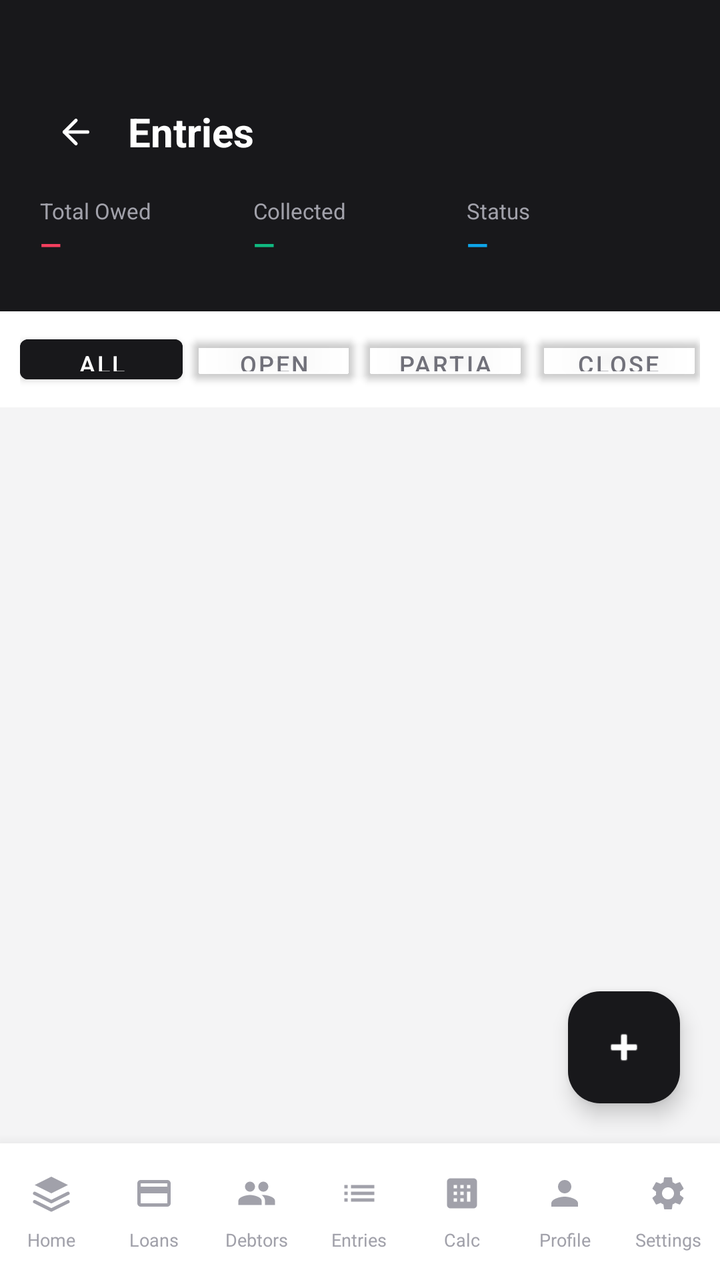
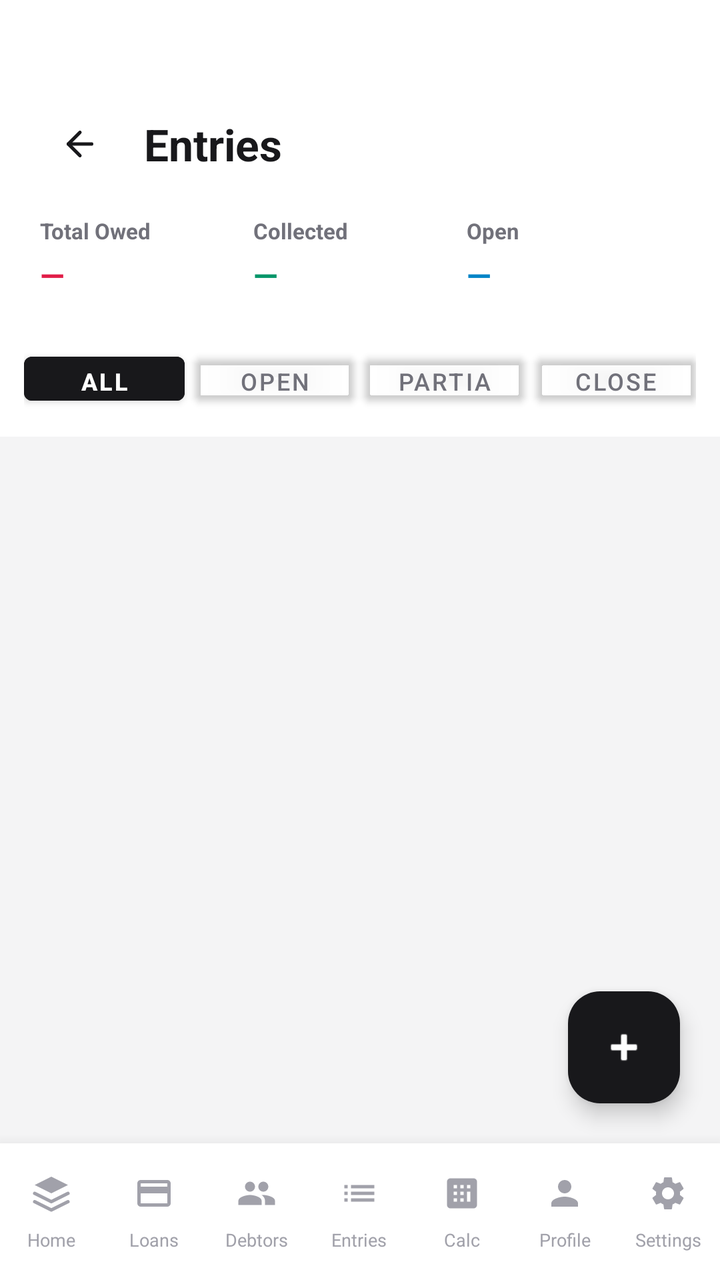

The first picture is an Android layout as it rendered before a commit; the second is the same layout after the commit. The layout source and the unified diff follow.
<!-- AndroidManifest.xml: application theme Theme.LoanBuddy -->
<!-- res/layout/activity_entries.xml -->
<?xml version="1.0" encoding="utf-8"?>
<LinearLayout xmlns:android="http://schemas.android.com/apk/res/android"
    xmlns:app="http://schemas.android.com/apk/res-auto"
    android:layout_width="match_parent"
    android:layout_height="match_parent"
    android:background="@color/bg_page"
    android:orientation="vertical">

<androidx.coordinatorlayout.widget.CoordinatorLayout
    android:layout_width="match_parent"
    android:layout_height="0dp"
    android:layout_weight="1">

    <LinearLayout
        android:layout_width="match_parent"
        android:layout_height="match_parent"
        android:orientation="vertical">

        
        <LinearLayout
            android:layout_width="match_parent"
            android:layout_height="wrap_content"
            android:background="@color/zinc_900"
            android:orientation="vertical"
            android:paddingHorizontal="20dp"
            android:paddingTop="48dp"
            android:paddingBottom="24dp">

            <LinearLayout
                android:layout_width="match_parent"
                android:layout_height="wrap_content"
                android:gravity="center_vertical"
                android:orientation="horizontal">

                <ImageButton
                    android:id="@+id/back_button"
                    android:layout_width="36dp"
                    android:layout_height="36dp"
                    android:background="?attr/selectableItemBackgroundBorderless"
                    android:src="@drawable/ic_arrow_left"
                    android:contentDescription="Back"
                    app:tint="@color/white" />

                <TextView
                    android:layout_width="0dp"
                    android:layout_height="wrap_content"
                    android:layout_weight="1"
                    android:layout_marginStart="8dp"
                    android:text="@string/entries_title"
                    android:textColor="@color/white"
                    android:textSize="20sp"
                    android:textStyle="bold" />

                <ProgressBar
                    android:id="@+id/progress_bar"
                    android:layout_width="24dp"
                    android:layout_height="24dp"
                    android:visibility="gone" />
            </LinearLayout>

            
            <LinearLayout
                android:layout_width="match_parent"
                android:layout_height="wrap_content"
                android:layout_marginTop="14dp"
                android:weightSum="3">

                <LinearLayout android:layout_width="0dp" android:layout_height="wrap_content" android:layout_weight="1" android:orientation="vertical">
                    <TextView android:layout_width="wrap_content" android:layout_height="wrap_content" android:text="Total Owed" android:textColor="@color/zinc_400" android:textSize="11sp" />
                    <TextView android:id="@+id/total_owed" android:layout_width="wrap_content" android:layout_height="wrap_content" android:text="—" android:textColor="@color/rose_500" android:textSize="14sp" android:textStyle="bold" />
                </LinearLayout>

                <LinearLayout android:layout_width="0dp" android:layout_height="wrap_content" android:layout_weight="1" android:orientation="vertical">
                    <TextView android:layout_width="wrap_content" android:layout_height="wrap_content" android:text="Collected" android:textColor="@color/zinc_400" android:textSize="11sp" />
                    <TextView android:id="@+id/total_collected" android:layout_width="wrap_content" android:layout_height="wrap_content" android:text="—" android:textColor="@color/emerald_500" android:textSize="14sp" android:textStyle="bold" />
                </LinearLayout>

                <LinearLayout android:layout_width="0dp" android:layout_height="wrap_content" android:layout_weight="1" android:orientation="vertical">
                    <TextView android:layout_width="wrap_content" android:layout_height="wrap_content" android:text="Status" android:textColor="@color/zinc_400" android:textSize="11sp" />
                    <TextView android:id="@+id/open_count" android:layout_width="wrap_content" android:layout_height="wrap_content" android:text="—" android:textColor="@color/sky_500" android:textSize="14sp" android:textStyle="bold" />
                </LinearLayout>
            </LinearLayout>
        </LinearLayout>

        
        <LinearLayout
            android:layout_width="match_parent"
            android:layout_height="wrap_content"
            android:background="@color/bg_card"
            android:orientation="horizontal"
            android:paddingHorizontal="10dp"
            android:paddingVertical="8dp">

            <Button android:id="@+id/filter_all" android:layout_width="0dp" android:layout_height="32dp" android:layout_weight="1" android:layout_marginEnd="3dp"
                android:backgroundTint="@color/zinc_900" android:text="All" android:textColor="@color/white" android:textSize="12sp" style="@style/Widget.MaterialComponents.Button" />
            <Button android:id="@+id/filter_open" android:layout_width="0dp" android:layout_height="32dp" android:layout_weight="1" android:layout_marginHorizontal="2dp"
                android:backgroundTint="@android:color/transparent" android:text="Open" android:textColor="@color/zinc_500" android:textSize="12sp" style="@style/Widget.MaterialComponents.Button" />
            <Button android:id="@+id/filter_partial" android:layout_width="0dp" android:layout_height="32dp" android:layout_weight="1" android:layout_marginHorizontal="2dp"
                android:backgroundTint="@android:color/transparent" android:text="Partial" android:textColor="@color/zinc_500" android:textSize="12sp" style="@style/Widget.MaterialComponents.Button" />
            <Button android:id="@+id/filter_closed" android:layout_width="0dp" android:layout_height="32dp" android:layout_weight="1" android:layout_marginStart="3dp"
                android:backgroundTint="@android:color/transparent" android:text="Closed" android:textColor="@color/zinc_500" android:textSize="12sp" style="@style/Widget.MaterialComponents.Button" />
        </LinearLayout>

        <TextView
            android:id="@+id/empty_text"
            android:layout_width="match_parent"
            android:layout_height="wrap_content"
            android:layout_marginTop="48dp"
            android:gravity="center"
            android:text="No entries yet. Tap + to add one."
            android:textColor="@color/zinc_400"
            android:textSize="14sp"
            android:visibility="gone" />

        <androidx.recyclerview.widget.RecyclerView
            android:id="@+id/recycler_view"
            android:layout_width="match_parent"
            android:layout_height="0dp"
            android:layout_weight="1"
            android:paddingTop="8dp"
            android:paddingBottom="80dp"
            android:clipToPadding="false" />

    </LinearLayout>

    <com.google.android.material.floatingactionbutton.FloatingActionButton
        android:id="@+id/fab_add_entry"
        android:layout_width="wrap_content"
        android:layout_height="wrap_content"
        android:layout_gravity="bottom|end"
        android:layout_margin="20dp"
        android:layout_marginBottom="80dp"
        android:backgroundTint="@color/zinc_900"
        android:contentDescription="Add Entry"
        android:src="@android:drawable/ic_input_add"
        app:tint="@color/white" />

</androidx.coordinatorlayout.widget.CoordinatorLayout>

<include layout="@layout/layout_bottom_nav" />

</LinearLayout>
<!-- res/layout/layout_bottom_nav.xml (included above) -->
<?xml version="1.0" encoding="utf-8"?>
<LinearLayout xmlns:android="http://schemas.android.com/apk/res/android"
    xmlns:app="http://schemas.android.com/apk/res-auto"
    android:id="@+id/bottom_nav_container"
    android:layout_width="match_parent"
    android:layout_height="wrap_content"
    android:background="@color/white"
    android:elevation="12dp"
    android:orientation="horizontal"
    android:paddingTop="8dp"
    android:paddingBottom="12dp">

    
    <LinearLayout android:id="@+id/nav_home" android:layout_width="0dp" android:layout_height="wrap_content"
        android:layout_weight="1" android:gravity="center" android:orientation="vertical" android:padding="2dp">
        <FrameLayout android:id="@+id/nav_bg_home" android:layout_width="44dp" android:layout_height="30dp" android:gravity="center">
            <ImageView android:id="@+id/nav_icon_home" android:layout_width="20dp" android:layout_height="20dp"
                android:layout_gravity="center" android:src="@drawable/ic_home" app:tint="@color/zinc_400" />
        </FrameLayout>
        <TextView android:id="@+id/nav_label_home" android:layout_width="wrap_content" android:layout_height="wrap_content"
            android:text="Home" android:textSize="9sp" android:textColor="@color/zinc_400" android:layout_marginTop="2dp" />
    </LinearLayout>

    
    <LinearLayout android:id="@+id/nav_loans" android:layout_width="0dp" android:layout_height="wrap_content"
        android:layout_weight="1" android:gravity="center" android:orientation="vertical" android:padding="2dp">
        <FrameLayout android:id="@+id/nav_bg_loans" android:layout_width="44dp" android:layout_height="30dp" android:gravity="center">
            <ImageView android:id="@+id/nav_icon_loans" android:layout_width="20dp" android:layout_height="20dp"
                android:layout_gravity="center" android:src="@drawable/ic_loans" app:tint="@color/zinc_400" />
        </FrameLayout>
        <TextView android:id="@+id/nav_label_loans" android:layout_width="wrap_content" android:layout_height="wrap_content"
            android:text="Loans" android:textSize="9sp" android:textColor="@color/zinc_400" android:layout_marginTop="2dp" />
    </LinearLayout>

    
    <LinearLayout android:id="@+id/nav_debtors" android:layout_width="0dp" android:layout_height="wrap_content"
        android:layout_weight="1" android:gravity="center" android:orientation="vertical" android:padding="2dp">
        <FrameLayout android:id="@+id/nav_bg_debtors" android:layout_width="44dp" android:layout_height="30dp" android:gravity="center">
            <ImageView android:id="@+id/nav_icon_debtors" android:layout_width="20dp" android:layout_height="20dp"
                android:layout_gravity="center" android:src="@drawable/ic_debtors" app:tint="@color/zinc_400" />
        </FrameLayout>
        <TextView android:id="@+id/nav_label_debtors" android:layout_width="wrap_content" android:layout_height="wrap_content"
            android:text="Debtors" android:textSize="9sp" android:textColor="@color/zinc_400" android:layout_marginTop="2dp" />
    </LinearLayout>

    
    <LinearLayout android:id="@+id/nav_entries" android:layout_width="0dp" android:layout_height="wrap_content"
        android:layout_weight="1" android:gravity="center" android:orientation="vertical" android:padding="2dp">
        <FrameLayout android:id="@+id/nav_bg_entries" android:layout_width="44dp" android:layout_height="30dp" android:gravity="center">
            <ImageView android:id="@+id/nav_icon_entries" android:layout_width="20dp" android:layout_height="20dp"
                android:layout_gravity="center" android:src="@drawable/ic_entries" app:tint="@color/zinc_400" />
        </FrameLayout>
        <TextView android:id="@+id/nav_label_entries" android:layout_width="wrap_content" android:layout_height="wrap_content"
            android:text="Entries" android:textSize="9sp" android:textColor="@color/zinc_400" android:layout_marginTop="2dp" />
    </LinearLayout>

    
    <LinearLayout android:id="@+id/nav_calc" android:layout_width="0dp" android:layout_height="wrap_content"
        android:layout_weight="1" android:gravity="center" android:orientation="vertical" android:padding="2dp">
        <FrameLayout android:id="@+id/nav_bg_calc" android:layout_width="44dp" android:layout_height="30dp" android:gravity="center">
            <ImageView android:id="@+id/nav_icon_calc" android:layout_width="20dp" android:layout_height="20dp"
                android:layout_gravity="center" android:src="@drawable/ic_calc" app:tint="@color/zinc_400" />
        </FrameLayout>
        <TextView android:id="@+id/nav_label_calc" android:layout_width="wrap_content" android:layout_height="wrap_content"
            android:text="Calc" android:textSize="9sp" android:textColor="@color/zinc_400" android:layout_marginTop="2dp" />
    </LinearLayout>

    
    <LinearLayout android:id="@+id/nav_profile" android:layout_width="0dp" android:layout_height="wrap_content"
        android:layout_weight="1" android:gravity="center" android:orientation="vertical" android:padding="2dp">
        <FrameLayout android:id="@+id/nav_bg_profile" android:layout_width="44dp" android:layout_height="30dp" android:gravity="center">
            <ImageView android:id="@+id/nav_icon_profile" android:layout_width="20dp" android:layout_height="20dp"
                android:layout_gravity="center" android:src="@drawable/ic_user" app:tint="@color/zinc_400" />
        </FrameLayout>
        <TextView android:id="@+id/nav_label_profile" android:layout_width="wrap_content" android:layout_height="wrap_content"
            android:text="Profile" android:textSize="9sp" android:textColor="@color/zinc_400" android:layout_marginTop="2dp" />
    </LinearLayout>

    
    <LinearLayout android:id="@+id/nav_settings" android:layout_width="0dp" android:layout_height="wrap_content"
        android:layout_weight="1" android:gravity="center" android:orientation="vertical" android:padding="2dp">
        <FrameLayout android:id="@+id/nav_bg_settings" android:layout_width="44dp" android:layout_height="30dp" android:gravity="center">
            <ImageView android:id="@+id/nav_icon_settings" android:layout_width="20dp" android:layout_height="20dp"
                android:layout_gravity="center" android:src="@drawable/ic_settings" app:tint="@color/zinc_400" />
        </FrameLayout>
        <TextView android:id="@+id/nav_label_settings" android:layout_width="wrap_content" android:layout_height="wrap_content"
            android:text="Settings" android:textSize="9sp" android:textColor="@color/zinc_400" android:layout_marginTop="2dp" />
    </LinearLayout>

</LinearLayout>
<!-- resources referenced by this layout -->
<resources>
  <color name="bg_card">#FFFFFF</color>
  <color name="bg_page">#F4F4F5</color>
  <color name="emerald_500">#10B981</color>
  <color name="rose_500">#F43F5E</color>
  <color name="sky_500">#0EA5E9</color>
  <color name="white">#FFFFFFFF</color>
  <color name="zinc_400">#A1A1AA</color>
  <color name="zinc_500">#71717A</color>
  <color name="zinc_900">#18181B</color>
  <!-- drawable ic_arrow_left (drawable) -->
  <?xml version="1.0" encoding="utf-8"?>
  <vector xmlns:android="http://schemas.android.com/apk/res/android"
      android:width="20dp"
      android:height="20dp"
      android:viewportWidth="24"
      android:viewportHeight="24">
      <path
          android:pathData="M19,12H5"
          android:strokeWidth="2"
          android:strokeColor="#18181B"
          android:strokeLineCap="round"
          android:strokeLineJoin="round" />
      <path
          android:pathData="M12,19L5,12L12,5"
          android:strokeWidth="2"
          android:strokeColor="#18181B"
          android:strokeLineCap="round"
          android:strokeLineJoin="round" />
  </vector>
  <!-- drawable ic_calc (drawable) -->
  <?xml version="1.0" encoding="utf-8"?>
  <vector xmlns:android="http://schemas.android.com/apk/res/android"
      android:viewportWidth="24"
      android:viewportHeight="24"
      android:width="24dp"
      android:height="24dp">
      <path
          android:fillColor="#000000"
          android:pathData="M19,3H5C3.9,3 3,3.9 3,5v14c0,1.1 0.9,2 2,2h14c1.1,0 2,-0.9 2,-2V5C21,3.9 20.1,3 19,3zM9,17H7v-2h2v2zM9,13H7v-2h2v2zM9,9H7V7h2v2zM13,17h-2v-2h2v2zM13,13h-2v-2h2v2zM13,9h-2V7h2v2zM17,17h-2v-6h2v6zM17,9h-2V7h2v2z" />
  </vector>
  <!-- drawable ic_debtors (drawable) -->
  <?xml version="1.0" encoding="utf-8"?>
  <vector xmlns:android="http://schemas.android.com/apk/res/android"
      android:viewportWidth="24"
      android:viewportHeight="24"
      android:width="24dp"
      android:height="24dp">
      <path
          android:fillColor="#000000"
          android:pathData="M16,11c1.66,0 2.99,-1.34 2.99,-3S17.66,5 16,5c-1.66,0 -3,1.34 -3,3s1.34,3 3,3zM8,11c1.66,0 2.99,-1.34 2.99,-3S9.66,5 8,5C6.34,5 5,6.34 5,8s1.34,3 3,3zM8,13c-2.33,0 -7,1.17 -7,3.5V19h14v-2.5C15,14.17 10.33,13 8,13zM16,13c-0.29,0 -0.62,0.02 -0.97,0.05 1.16,0.84 1.97,1.97 1.97,3.45V19h6v-2.5C23,14.17 18.33,13 16,13z" />
  </vector>
  <!-- drawable ic_entries (drawable) -->
  <?xml version="1.0" encoding="utf-8"?>
  <vector xmlns:android="http://schemas.android.com/apk/res/android"
      android:viewportWidth="24"
      android:viewportHeight="24"
      android:width="24dp"
      android:height="24dp">
      <path
          android:fillColor="#000000"
          android:pathData="M3,13h2v-2H3v2zM3,17h2v-2H3v2zM3,9h2V7H3v2zM7,13h14v-2H7v2zM7,17h14v-2H7v2zM7,7v2h14V7H7z" />
  </vector>
  <!-- drawable ic_loans (drawable) -->
  <?xml version="1.0" encoding="utf-8"?>
  <vector xmlns:android="http://schemas.android.com/apk/res/android"
      android:viewportWidth="24"
      android:viewportHeight="24"
      android:width="24dp"
      android:height="24dp">
      <path
          android:fillColor="#000000"
          android:pathData="M20,4H4C2.89,4 2,4.89 2,6v12a2,2 0,0 0,2,2h16a2,2 0,0 0,2,-2V6C22,4.89 21.1,4 20,4zM20,18H4v-6h16v6zM20,8H4V6h16v2z" />
  </vector>
  <!-- drawable ic_user (drawable) -->
  <?xml version="1.0" encoding="utf-8"?>
  <vector xmlns:android="http://schemas.android.com/apk/res/android"
      android:width="22dp"
      android:height="22dp"
      android:viewportWidth="24"
      android:viewportHeight="24">
      <path
          android:pathData="M12,12C14.21,12 16,10.21 16,8C16,5.79 14.21,4 12,4C9.79,4 8,5.79 8,8C8,10.21 9.79,12 12,12ZM12,14C9.33,14 4,15.34 4,18V20H20V18C20,15.34 14.67,14 12,14Z"
          android:fillColor="@color/zinc_500" />
  </vector>
  <string name="entries_title">Entries</string>
  <style name="Theme.LoanBuddy" parent="Base.Theme.LoanBuddy" />
  <style name="Base.Theme.LoanBuddy" parent="Theme.Material3.DayNight.NoActionBar">
          
          
      </style>
  <!-- unchanged entries left out for length: 2 -->
</resources>

<!-- the commit's change to res/layout/activity_entries.xml (unified diff, before → after) -->
@@ -20,11 +20,11 @@
         <LinearLayout
             android:layout_width="match_parent"
             android:layout_height="wrap_content"
-            android:background="@color/zinc_900"
+            android:background="@color/bg_card"
             android:orientation="vertical"
             android:paddingHorizontal="20dp"
-            android:paddingTop="48dp"
-            android:paddingBottom="24dp">
+            android:paddingTop="52dp"
+            android:paddingBottom="20dp">
 
             <LinearLayout
                 android:layout_width="match_parent"
@@ -34,21 +34,21 @@
 
                 <ImageButton
                     android:id="@+id/back_button"
-                    android:layout_width="36dp"
-                    android:layout_height="36dp"
+                    android:layout_width="40dp"
+                    android:layout_height="40dp"
                     android:background="?attr/selectableItemBackgroundBorderless"
                     android:src="@drawable/ic_arrow_left"
                     android:contentDescription="Back"
-                    app:tint="@color/white" />
+                    app:tint="@color/zinc_900" />
 
                 <TextView
                     android:layout_width="0dp"
                     android:layout_height="wrap_content"
                     android:layout_weight="1"
-                    android:layout_marginStart="8dp"
+                    android:layout_marginStart="12dp"
                     android:text="@string/entries_title"
-                    android:textColor="@color/white"
-                    android:textSize="20sp"
+                    android:textColor="@color/zinc_900"
+                    android:textSize="22sp"
                     android:textStyle="bold" />
 
                 <ProgressBar
@@ -62,22 +62,22 @@
             <LinearLayout
                 android:layout_width="match_parent"
                 android:layout_height="wrap_content"
-                android:layout_marginTop="14dp"
+                android:layout_marginTop="16dp"
                 android:weightSum="3">
 
                 <LinearLayout android:layout_width="0dp" android:layout_height="wrap_content" android:layout_weight="1" android:orientation="vertical">
-                    <TextView android:layout_width="wrap_content" android:layout_height="wrap_content" android:text="Total Owed" android:textColor="@color/zinc_400" android:textSize="11sp" />
-                    <TextView android:id="@+id/total_owed" android:layout_width="wrap_content" android:layout_height="wrap_content" android:text="—" android:textColor="@color/rose_500" android:textSize="14sp" android:textStyle="bold" />
+                    <TextView android:layout_width="wrap_content" android:layout_height="wrap_content" android:text="Total Owed" android:textColor="@color/zinc_500" android:textSize="11sp" android:textStyle="bold" />
+                    <TextView android:id="@+id/total_owed" android:layout_width="wrap_content" android:layout_height="wrap_content" android:text="—" android:textColor="@color/rose_600" android:textSize="16sp" android:textStyle="bold" android:layout_marginTop="4dp" />
                 </LinearLayout>
 
                 <LinearLayout android:layout_width="0dp" android:layout_height="wrap_content" android:layout_weight="1" android:orientation="vertical">
-                    <TextView android:layout_width="wrap_content" android:layout_height="wrap_content" android:text="Collected" android:textColor="@color/zinc_400" android:textSize="11sp" />
-                    <TextView android:id="@+id/total_collected" android:layout_width="wrap_content" android:layout_height="wrap_content" android:text="—" android:textColor="@color/emerald_500" android:textSize="14sp" android:textStyle="bold" />
+                    <TextView android:layout_width="wrap_content" android:layout_height="wrap_content" android:text="Collected" android:textColor="@color/zinc_500" android:textSize="11sp" android:textStyle="bold" />
+                    <TextView android:id="@+id/total_collected" android:layout_width="wrap_content" android:layout_height="wrap_content" android:text="—" android:textColor="@color/emerald_600" android:textSize="16sp" android:textStyle="bold" android:layout_marginTop="4dp" />
                 </LinearLayout>
 
                 <LinearLayout android:layout_width="0dp" android:layout_height="wrap_content" android:layout_weight="1" android:orientation="vertical">
-                    <TextView android:layout_width="wrap_content" android:layout_height="wrap_content" android:text="Status" android:textColor="@color/zinc_400" android:textSize="11sp" />
-                    <TextView android:id="@+id/open_count" android:layout_width="wrap_content" android:layout_height="wrap_content" android:text="—" android:textColor="@color/sky_500" android:textSize="14sp" android:textStyle="bold" />
+                    <TextView android:layout_width="wrap_content" android:layout_height="wrap_content" android:text="Open" android:textColor="@color/zinc_500" android:textSize="11sp" android:textStyle="bold" />
+                    <TextView android:id="@+id/open_count" android:layout_width="wrap_content" android:layout_height="wrap_content" android:text="—" android:textColor="@color/sky_600" android:textSize="16sp" android:textStyle="bold" android:layout_marginTop="4dp" />
                 </LinearLayout>
             </LinearLayout>
         </LinearLayout>
@@ -88,16 +88,17 @@
             android:layout_height="wrap_content"
             android:background="@color/bg_card"
             android:orientation="horizontal"
-            android:paddingHorizontal="10dp"
-            android:paddingVertical="8dp">
-
-            <Button android:id="@+id/filter_all" android:layout_width="0dp" android:layout_height="32dp" android:layout_weight="1" android:layout_marginEnd="3dp"
-                android:backgroundTint="@color/zinc_900" android:text="All" android:textColor="@color/white" android:textSize="12sp" style="@style/Widget.MaterialComponents.Button" />
-            <Button android:id="@+id/filter_open" android:layout_width="0dp" android:layout_height="32dp" android:layout_weight="1" android:layout_marginHorizontal="2dp"
+            android:paddingHorizontal="12dp"
+            android:paddingTop="4dp"
+            android:paddingBottom="12dp">
+
+            <Button android:id="@+id/filter_all" android:layout_width="0dp" android:layout_height="34dp" android:layout_weight="1" android:layout_marginEnd="3dp"
+                android:backgroundTint="@color/zinc_900" android:text="All" android:textColor="@color/white" android:textSize="12sp" android:textStyle="bold" style="@style/Widget.MaterialComponents.Button" />
+            <Button android:id="@+id/filter_open" android:layout_width="0dp" android:layout_height="34dp" android:layout_weight="1" android:layout_marginHorizontal="2dp"
                 android:backgroundTint="@android:color/transparent" android:text="Open" android:textColor="@color/zinc_500" android:textSize="12sp" style="@style/Widget.MaterialComponents.Button" />
-            <Button android:id="@+id/filter_partial" android:layout_width="0dp" android:layout_height="32dp" android:layout_weight="1" android:layout_marginHorizontal="2dp"
+            <Button android:id="@+id/filter_partial" android:layout_width="0dp" android:layout_height="34dp" android:layout_weight="1" android:layout_marginHorizontal="2dp"
                 android:backgroundTint="@android:color/transparent" android:text="Partial" android:textColor="@color/zinc_500" android:textSize="12sp" style="@style/Widget.MaterialComponents.Button" />
-            <Button android:id="@+id/filter_closed" android:layout_width="0dp" android:layout_height="32dp" android:layout_weight="1" android:layout_marginStart="3dp"
+            <Button android:id="@+id/filter_closed" android:layout_width="0dp" android:layout_height="34dp" android:layout_weight="1" android:layout_marginStart="3dp"
                 android:backgroundTint="@android:color/transparent" android:text="Closed" android:textColor="@color/zinc_500" android:textSize="12sp" style="@style/Widget.MaterialComponents.Button" />
         </LinearLayout>
 
<!-- resource entries referenced after the edit -->
@@ -2,9 +2,9 @@
 <resources>
   <color name="bg_card">#FFFFFF</color>
   <color name="bg_page">#F4F4F5</color>
-  <color name="emerald_500">#10B981</color>
-  <color name="rose_500">#F43F5E</color>
-  <color name="sky_500">#0EA5E9</color>
+  <color name="emerald_600">#059669</color>
+  <color name="rose_600">#E11D48</color>
+  <color name="sky_600">#0284C7</color>
   <color name="white">#FFFFFFFF</color>
   <color name="zinc_400">#A1A1AA</color>
   <color name="zinc_500">#71717A</color>
@@ -86,10 +86,7 @@
   </vector>
   <string name="entries_title">Entries</string>
   <style name="Theme.LoanBuddy" parent="Base.Theme.LoanBuddy" />
-  <style name="Base.Theme.LoanBuddy" parent="Theme.Material3.DayNight.NoActionBar">
-          
-          
-      </style>
+  <style name="Base.Theme.LoanBuddy" parent="Theme.Material3.DayNight.NoActionBar" />
   <!-- unchanged entries left out for length: 2 -->
 </resources>
 
